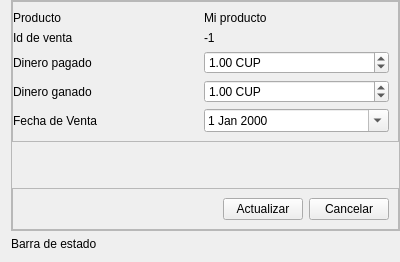
First picture: the form in view/ui/edit_sale_form.ui, repository R0land013/blue-pos, before the edit.
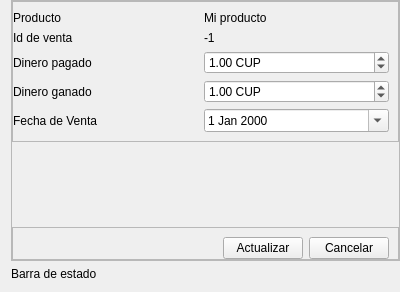
Second picture: the form after the edit.

Patch:
```diff
--- a/view/ui/edit_sale_form.ui
+++ b/view/ui/edit_sale_form.ui
@@ -7,7 +7,7 @@
     <x>0</x>
     <y>0</y>
     <width>400</width>
-    <height>255</height>
+    <height>292</height>
    </rect>
   </property>
   <property name="windowTitle">
@@ -172,6 +172,9 @@
          <enum>QFrame::Raised</enum>
         </property>
         <layout class="QHBoxLayout" name="horizontalLayout">
+         <property name="bottomMargin">
+          <number>0</number>
+         </property>
          <item>
           <spacer name="horizontalSpacer">
            <property name="orientation">
```
Left out of the diff: 6 changed lines with no effect on the pictures.
